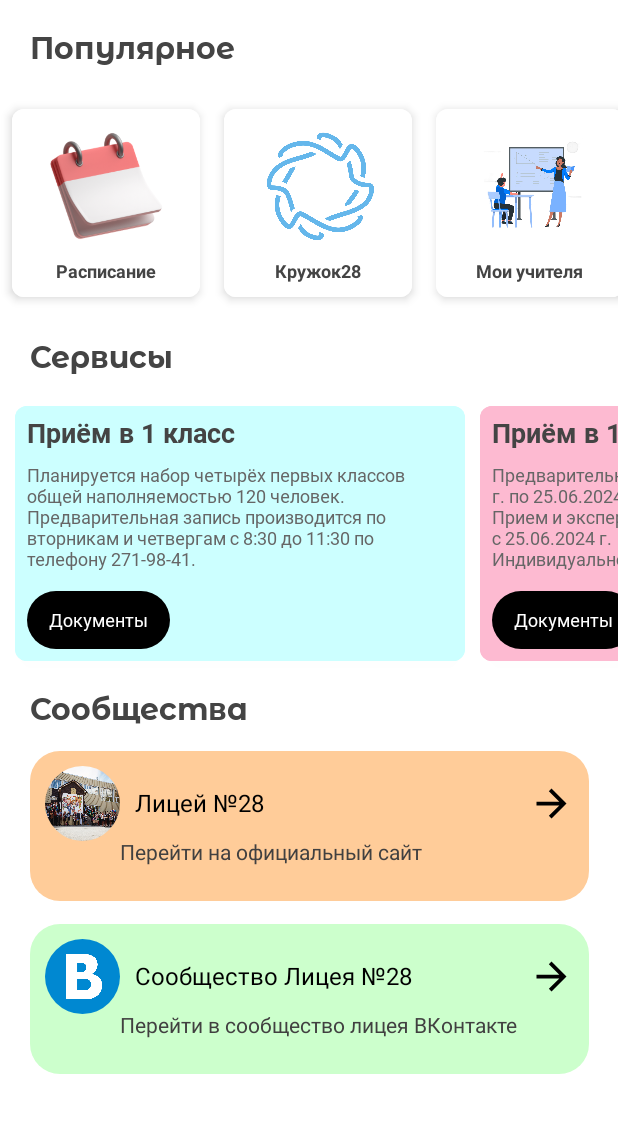
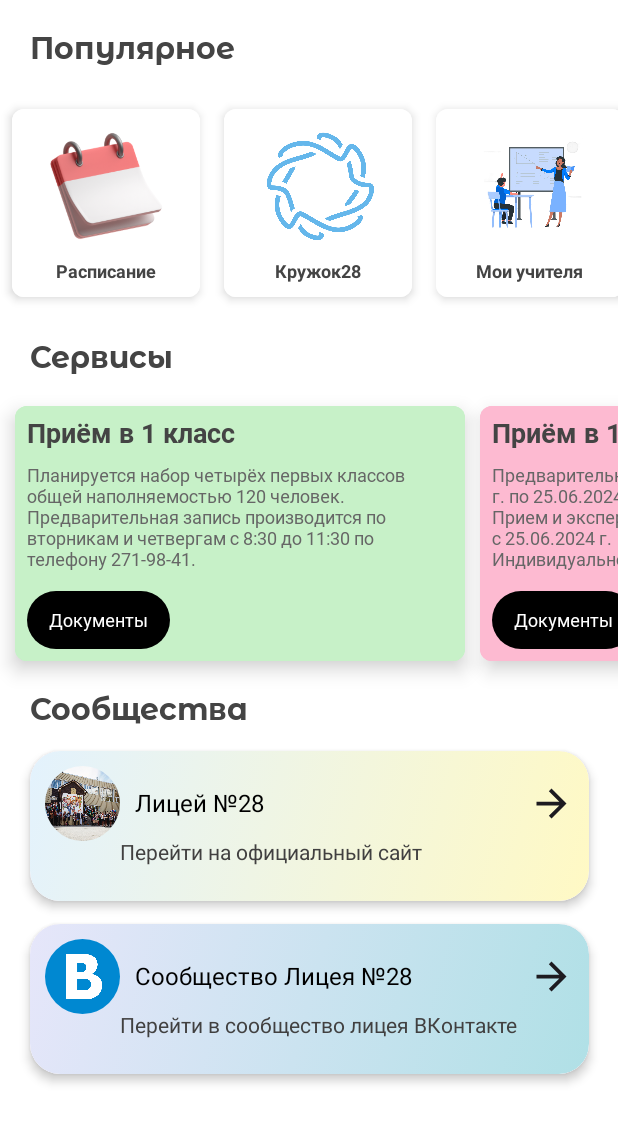
Before and after one commit to MishaNikolaev/YourLicey28, an Android app built with Jetpack Compose: the HomeScreen screen opened through its navigation route, on a phone screen of 412 x 824 dp. Shown: the top 1123 px of the screen. Run offline under Robolectric (Android 15) with nearby library versions, the light colour scheme and no system bars; our stand-ins replace Dagger/Hilt's generated code; Roboto replaces fonts that are not available here.

Commit message:
I added a gradient

```diff
--- a/app/src/main/java/com/example/yourlicey28/presentation/home/home.kt
+++ b/app/src/main/java/com/example/yourlicey28/presentation/home/home.kt
@@ -25,6 +25,7 @@
 import androidx.compose.material.icons.filled.ArrowForward
 import androidx.compose.material3.Card
 import androidx.compose.material3.CardDefaults
+import androidx.compose.material3.CardElevation
 import androidx.compose.material3.Icon
 import androidx.compose.material3.Text
 import androidx.compose.runtime.Composable
@@ -34,6 +35,7 @@
 import androidx.compose.ui.Alignment
 import androidx.compose.ui.Modifier
 import androidx.compose.ui.draw.clip
+import androidx.compose.ui.graphics.Brush
 import androidx.compose.ui.graphics.Color
 import androidx.compose.ui.layout.ContentScale
 import androidx.compose.ui.platform.LocalContext
@@ -155,20 +157,29 @@
             modifier = Modifier
                 .padding(start = 20.dp, top = 20.dp)
         )
-                    Box(
+        Card(
             modifier = Modifier
                 .padding(top = 15.dp, start = 20.dp)
-                            .clip(RoundedCornerShape(20.dp))
-                            .background(Color.White)
                 .fillMaxWidth(0.95f)
                 .height(100.dp)
                 .clickable {
 
-                            }
+                },
+            shape = RoundedCornerShape(20.dp),
+            elevation = CardDefaults.cardElevation(4.dp),
         ) {
             Box(
                 modifier = Modifier
-                                .background(Color(0xFFFFCC99))
+                    .clip(RoundedCornerShape(20.dp))
+                    .background(Color.White)
+            ) {
+                Box(
+                    modifier = Modifier
+                        .background(
+                            brush = Brush.linearGradient(
+                                colors = listOf(Color(0xFFE3F2FD), Color(0xFFFFF9C4))
+                            )
+                        )
                         .fillMaxSize()
                         .clip(RoundedCornerShape(20.dp))
                 )
@@ -182,9 +193,9 @@
                         Image(
                             painter = painterResource(id = R.drawable.m_liceyphoto),
                             contentDescription = "",
-                                    modifier = Modifier.clip(CircleShape)
+                            modifier = Modifier
+                                .clip(CircleShape)
                                 .size(50.dp)
-
                         )
                         Spacer(modifier = Modifier.width(10.dp))
                         Text(
@@ -212,21 +223,31 @@
                     )
                 }
             }
+        }
 
-        Box(
+        Card(
             modifier = Modifier
                 .padding(top = 15.dp, start = 20.dp)
-                .clip(RoundedCornerShape(20.dp))
-                .background(Color.White)
                 .fillMaxWidth(0.95f)
                 .height(100.dp)
                 .clickable {
 
-                }
+                },
+            shape = RoundedCornerShape(20.dp),
+            elevation = CardDefaults.cardElevation(4.dp),
         ) {
             Box(
                 modifier = Modifier
-                    .background(Color(0xFFCCFFCC))
+                    .clip(RoundedCornerShape(20.dp))
+                    .background(Color.White)
+            ) {
+                Box(
+                    modifier = Modifier
+                        .background(
+                            brush = Brush.linearGradient(
+                                colors = listOf(Color(0xFFE6E6FA), Color(0xFFB0E0E6))
+                            )
+                        )
                         .fillMaxSize()
                         .clip(RoundedCornerShape(20.dp))
                 )
@@ -240,9 +261,9 @@
                         Image(
                             painter = painterResource(id = R.drawable.pabe9y0mis4f64xs),
                             contentDescription = "",
-                        modifier = Modifier.clip(CircleShape)
+                            modifier = Modifier
+                                .clip(CircleShape)
                                 .size(50.dp)
-
                         )
                         Spacer(modifier = Modifier.width(10.dp))
                         Text(
@@ -270,6 +291,8 @@
                     )
                 }
             }
+        }
+        Spacer(modifier = Modifier.height(20.dp))
     }
 }
 
@@ -341,7 +364,7 @@
 ) {
     val titleDown = titleListDown[index]
     val backgroundColor = when (titleDown.title) {
-        "Приём в 1 класс" -> Color(0xFFCCFFFF)
+        "Приём в 1 класс" -> Color(0xFFC7F1C8)
         "Приём в 10 класс" -> Color(0xFFFDBAD1)
         "О лицее" -> Color(0xFFFFE8A5)
         else -> Color.White
@@ -361,7 +384,7 @@
                     else -> {}
                 }
             },
-        elevation = CardDefaults.cardElevation(4.dp),
+        elevation = CardDefaults.cardElevation(8.dp),
         colors = CardDefaults.cardColors(
             containerColor = backgroundColor
         )
```
Lines whose indentation alone changed are shown as unchanged.
